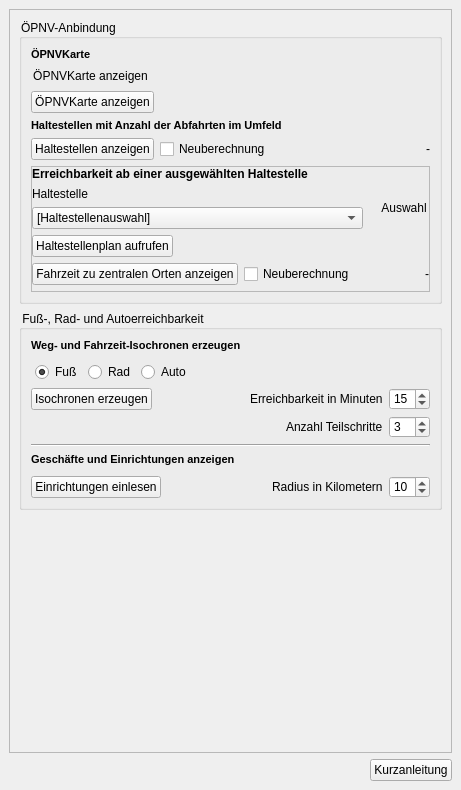
This is projektcheck/ui/ProjektCheck_dockwidget_analysis_02-Err.ui in projektcheck/ProjektCheck-QGIS as Qt 5 draws it before an edit. The edited form follows.
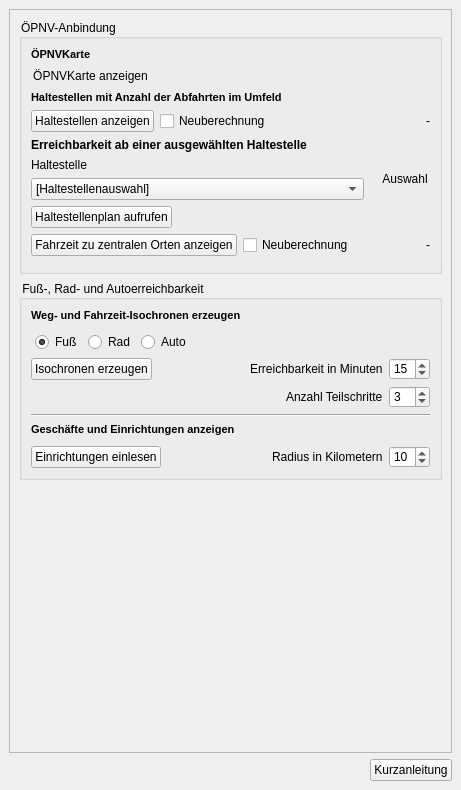
This is the edited form. Icons and pictures are not drawn. Custom widgets are drawn as their Qt base class.

```diff
--- a/projektcheck/ui/ProjektCheck_dockwidget_analysis_02-Err.ui
+++ b/projektcheck/ui/ProjektCheck_dockwidget_analysis_02-Err.ui
@@ -73,8 +73,8 @@
         <rect>
          <x>0</x>
          <y>0</y>
-         <width>441</width>
-         <height>716</height>
+         <width>447</width>
+         <height>734</height>
         </rect>
        </property>
        <layout class="QVBoxLayout" name="verticalLayout_2">
@@ -123,7 +123,7 @@
             </widget>
            </item>
            <item>
-            <widget class="QPushButton" name="oepnvkarte_button_checkable">
+            <widget class="QPushButton" name="oepnvkarte_button">
              <property name="sizePolicy">
               <sizepolicy hsizetype="Fixed" vsizetype="Fixed">
                <horstretch>0</horstretch>
@@ -158,41 +158,6 @@
              </property>
             </widget>
            </item>
-           <item>
-            <widget class="QPushButton" name="oepnvkarte_button">
-             <property name="sizePolicy">
-              <sizepolicy hsizetype="Fixed" vsizetype="Fixed">
-               <horstretch>0</horstretch>
-               <verstretch>0</verstretch>
-              </sizepolicy>
-             </property>
-             <property name="cursor">
-              <cursorShape>PointingHandCursor</cursorShape>
-             </property>
-             <property name="layoutDirection">
-              <enum>Qt::LeftToRight</enum>
-             </property>
-             <property name="text">
-              <string>ÖPNVKarte anzeigen</string>
-             </property>
-             <property name="icon">
-              <iconset>
-               <normaloff>../../images/iconset_mob/20190619_iconset_mob_oepnvkarte_03.png</normaloff>../../images/iconset_mob/20190619_iconset_mob_oepnvkarte_03.png</iconset>
-             </property>
-             <property name="iconSize">
-              <size>
-               <width>16</width>
-               <height>16</height>
-              </size>
-             </property>
-             <property name="checkable">
-              <bool>false</bool>
-             </property>
-             <property name="flat">
-              <bool>false</bool>
-             </property>
-            </widget>
-           </item>
            <item>
             <widget class="QLabel" name="label_2">
              <property name="font">
@@ -260,10 +225,13 @@
            <item>
             <widget class="QFrame" name="stops_group">
              <property name="frameShape">
-              <enum>QFrame::StyledPanel</enum>
+              <enum>QFrame::NoFrame</enum>
              </property>
              <property name="frameShadow">
-              <enum>QFrame::Raised</enum>
+              <enum>QFrame::Plain</enum>
+             </property>
+             <property name="lineWidth">
+              <number>0</number>
              </property>
              <layout class="QVBoxLayout" name="verticalLayout_5">
               <property name="leftMargin">
```
Left out of the diff: 8 changed lines with no effect on the pictures.
